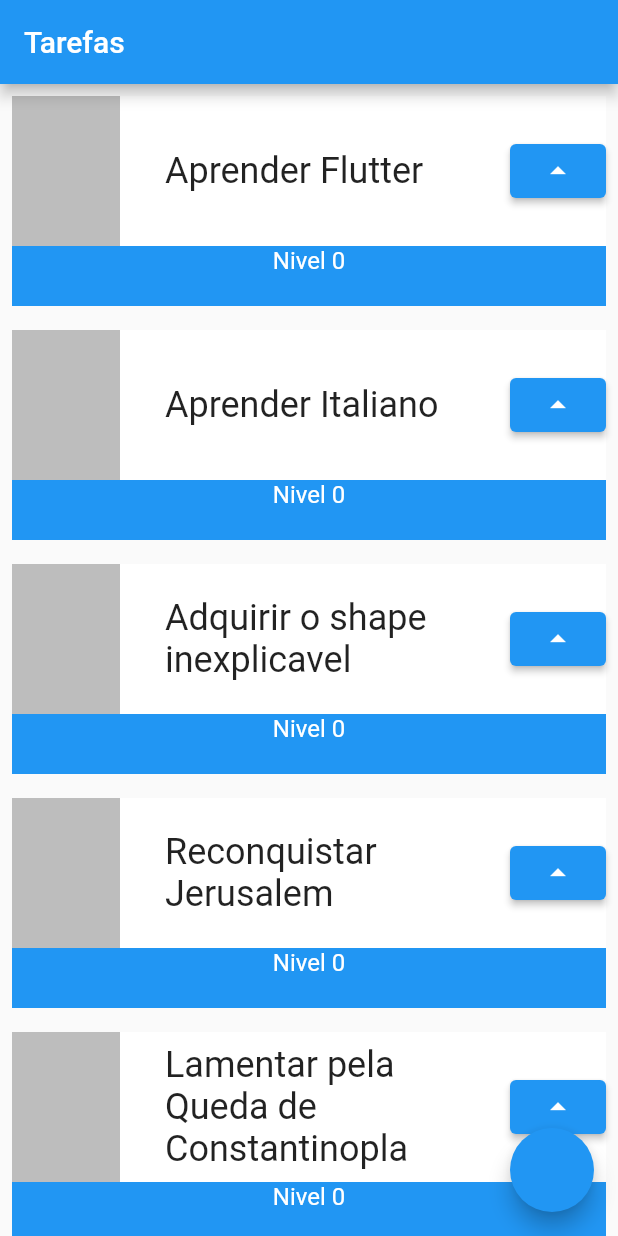
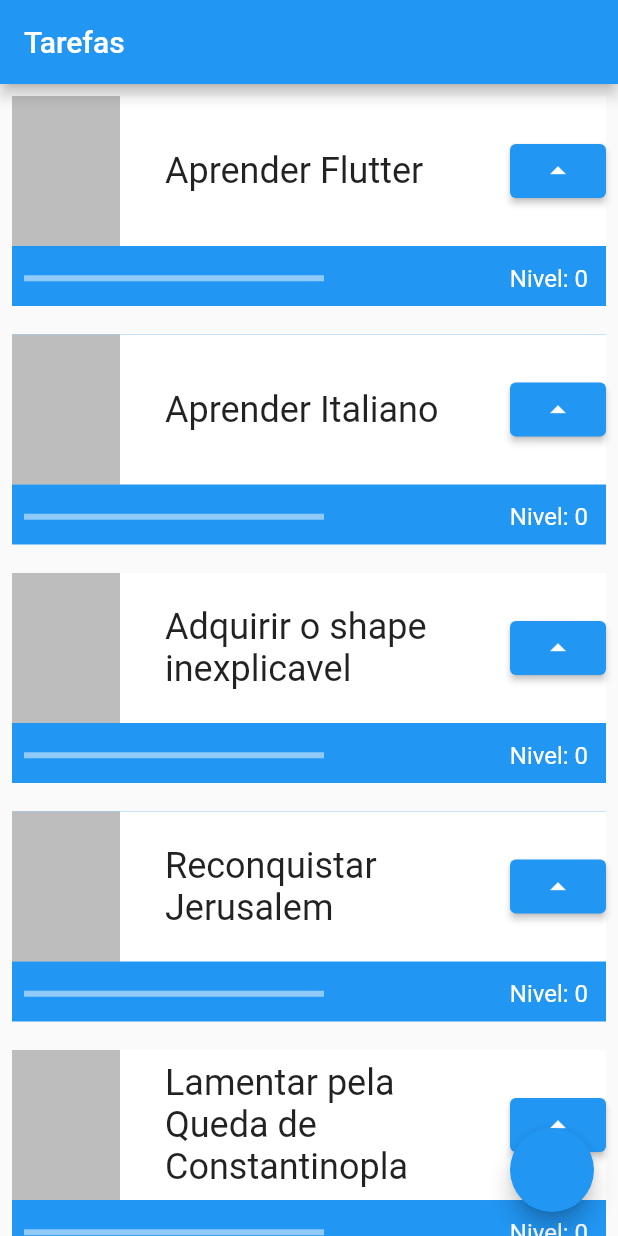
Before and after one commit to Rafaalex21/Task-manager-flutter, a Flutter app: the screen it shows after launch, on a phone screen of 412 x 824 dp. Run offline on Flutter 3.47's test engine with Material 2 defaults, Android fonts, the light colour scheme and no system bars.

Commit message:
eighth commit

```diff
--- a/lib/main.dart
+++ b/lib/main.dart
@@ -45,9 +45,9 @@
 
 class _TaskState extends State<Task> {
   int nivel = 0;
+
   @override
   Widget build(BuildContext context) {
-
     return Padding(
       padding: const EdgeInsets.all(8.0),
       child: Container(
@@ -85,17 +85,35 @@
                               nivel++;
                             });
 
-
                             print(nivel);
-                          }, child: Icon(Icons.arrow_drop_up))
+                          },
+                          child: Icon(Icons.arrow_drop_up))
                     ],
                   ),
                 ),
-                Text('Nivel $nivel', style: TextStyle(color: Colors.white, fontSize: 16),),
+                Row(
+                  mainAxisAlignment: MainAxisAlignment.spaceBetween,
+                  children: [
+                    Padding(
+                      padding: const EdgeInsets.all(8.0),
+                      child: Container(
+                        child: LinearProgressIndicator(
+                          color: Colors.white,
+                          value: nivel/10,
+                        ),
+                      width: 200,),
+                    ),
+                    Padding(
+                      padding: const EdgeInsets.all(12),
+                      child: Text(
+                        'Nivel: $nivel',
+                        style: TextStyle(color: Colors.white, fontSize: 16),
+                      ),
+                    ),
                   ],
                 ),
-
-
+              ],
+            ),
           ],
         ),
       ),
```
Lines whose indentation alone changed are shown as unchanged.
